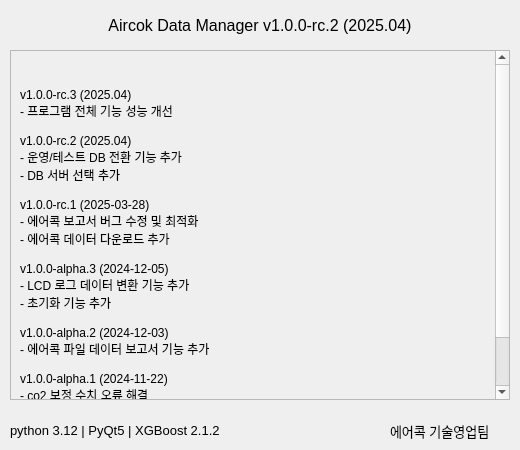
First picture: the form in src/ui/about_ui.ui, repository leekyueun/AircokDataManager, before the edit.
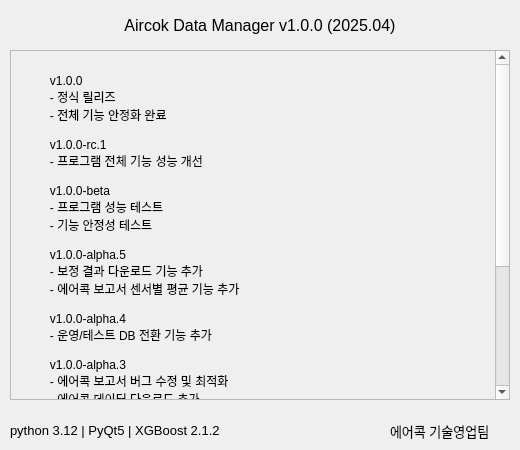
Second picture: the form after the edit.

The edit to the form file:
```diff
--- a/src/ui/about_ui.ui
+++ b/src/ui/about_ui.ui
@@ -42,8 +42,8 @@
      <rect>
       <x>0</x>
       <y>0</y>
-      <width>498</width>
-      <height>348</height>
+      <width>481</width>
+      <height>492</height>
      </rect>
     </property>
     <layout class="QVBoxLayout" name="verticalLayout">
@@ -51,30 +51,39 @@
       <widget class="QLabel" name="versionHistoryLabel">
        <property name="text">
         <string>
+         v1.0.0
+         - 정식 릴리즈
+         - 전체 기능 안정화 완료
 
-v1.0.0-rc.3 (2025.04)
-- 프로그램 전체 기능 성능 개선
+         v1.0.0-rc.1
+         - 프로그램 전체 기능 성능 개선
 
-v1.0.0-rc.2 (2025.04)
-- 운영/테스트 DB 전환 기능 추가
-- DB 서버 선택 추가
+         v1.0.0-beta
+         - 프로그램 성능 테스트
+         - 기능 안정성 테스트
 
-v1.0.0-rc.1 (2025-03-28)
-- 에어콕 보고서 버그 수정 및 최적화
-- 에어콕 데이터 다운로드 추가
+         v1.0.0-alpha.5
+         - 보정 결과 다운로드 기능 추가
+         - 에어콕 보고서 센서별 평균 기능 추가
 
-v1.0.0-alpha.3 (2024-12-05)
-- LCD 로그 데이터 변환 기능 추가
-- 초기화 기능 추가
+         v1.0.0-alpha.4
+         - 운영/테스트 DB 전환 기능 추가
 
-v1.0.0-alpha.2 (2024-12-03)
-- 에어콕 파일 데이터 보고서 기능 추가
+         v1.0.0-alpha.3
+         - 에어콕 보고서 버그 수정 및 최적화
+         - 에어콕 데이터 다운로드 추가
 
-v1.0.0-alpha.1 (2024-11-22)
-- co2 보정 수치 오류 해결
+         v1.0.0-alpha.2
+         - LCD 제품 로그 데이터 변환 기능 추가
+         - 초기화 기능 추가
 
-v1.0.0-alpha (2024-11-19)
-- 최초 버전 보정 기능만 작동</string>
+         v1.0.0-alpha.1
+         - 에어콕 보고서 기능 추가
+         - co2 보정 수치 오류 해결
+
+         v1.0.0-alpha
+         - 최초 버전 보정 기능만 작동
+        </string>
        </property>
        <property name="textFormat">
         <enum>Qt::PlainText</enum>
@@ -138,7 +147,7 @@
     </font>
    </property>
    <property name="text">
-    <string>Aircok Data Manager v1.0.0-rc.2 (2025.04)</string>
+    <string>Aircok Data Manager v1.0.0 (2025.04)</string>
    </property>
    <property name="alignment">
     <set>Qt::AlignCenter</set>
```
